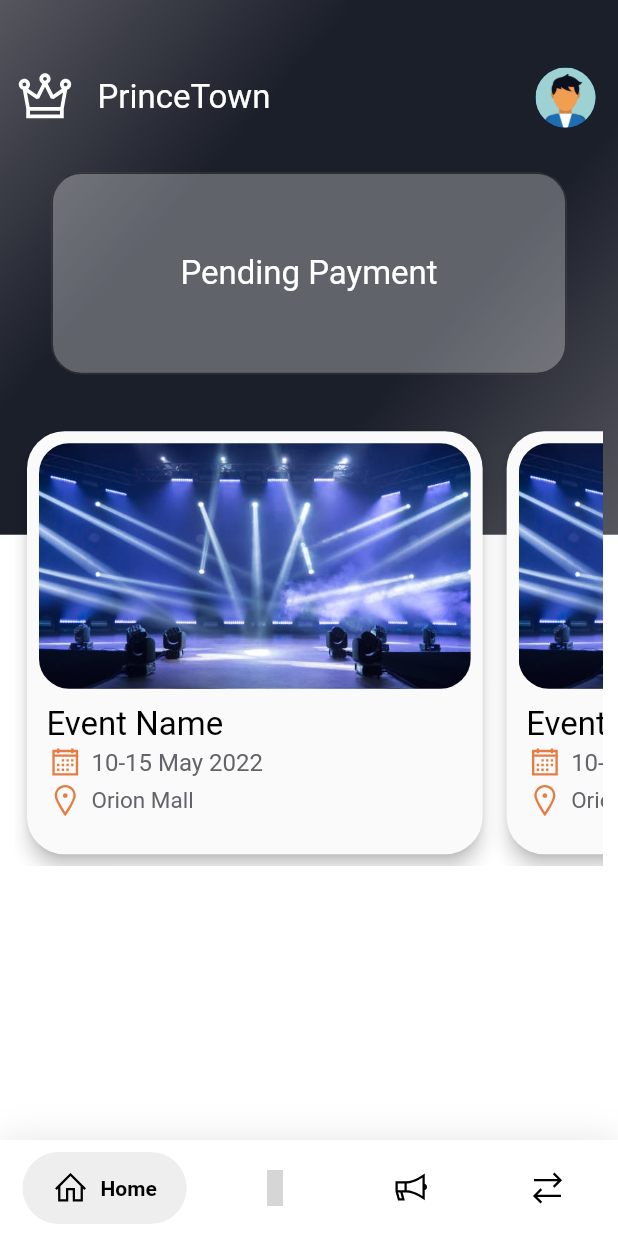
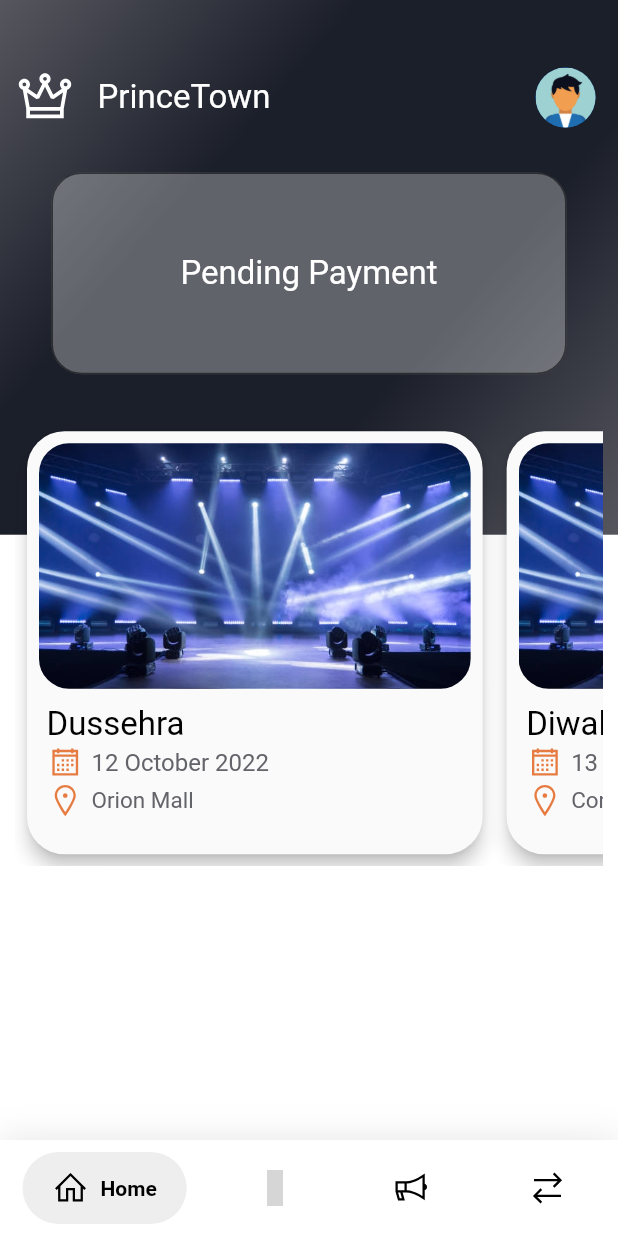
Before and after one commit to FINSEM/finsem_client, a Flutter app: the screen it shows after launch, on a phone screen of 412 x 824 dp. Run offline on Flutter 3.47's test engine with Material 2 defaults, Android fonts, the phone set to English and light mode, and no system bars; drawn by our look-alikes of google_nav_bar; our stand-ins replace cloud_firestore, firebase_auth, firebase_core, flutter_screenutil, flutter_svg, fluttertoast and 3 more; missing offline and left inert: firebase_app_check; accounts and stored records are empty; grey boxes are pictures that could not be loaded.

Commit message:
added event View screen

```diff
--- /dev/null
+++ b/lib/dummy_data/dummy_Events.dart
@@ -0,0 +1,52 @@
+import 'package:get/get.dart';
+
+class DummyData {
+  RxList events = [
+    Events(
+      title: "Dussehra",
+      description:
+          "Vijayadashami (Sanskrit: विजयदशमी, romanized: Vijayadaśamī), also known as Dussehra, Dasara or Dashain, is a major Hindu festival celebrated at the end of Navaratri every year. It is observed on the tenth day in the Hindu calendar month of Ashvin, the seventh month of the Hindu Luni-Solar Calendar, which typically falls in the Gregorian months of September and October",
+      imagePath: "assets/images/event_image.jpg",
+      location: "Orion Mall",
+      date: "12 October 2022",
+      time: "10Am-2Pm",
+    ),
+    Events(
+      title: "Diwali Celebration",
+      description:
+          " Diwali is a festival of lights and one of the major festivals celebrated by Hindus, Buddhists, Jains, and Sikhs. The festival usually lasts five days and is celebrated during the Hindu lunisolar month Kartika.",
+      imagePath: "assets/images/event_image.jpg",
+      location: "Compound",
+      date: "13 November 2022",
+      time: "6Pm-10Pm",
+    ),
+  ].obs;
+}
+
+class Events {
+  final String title;
+  final String description;
+  final String location;
+  final String date;
+  final String time;
+  final String imagePath;
+
+  Events(
+      {required this.title,
+      required this.description,
+      required this.imagePath,
+      required this.location,
+      required this.date,
+      required this.time});
+}
+//
+// List<Events> eventList = [
+//   Events(
+//     title: "Dussehra",
+//     description:
+//         "Vijayadashami (Sanskrit: विजयदशमी, romanized: Vijayadaśamī), also known as Dussehra, Dasara or Dashain, is a major Hindu festival celebrated at the end of Navaratri every year. It is observed on the tenth day in the Hindu calendar month of Ashvin, the seventh month of the Hindu Luni-Solar Calendar, which typically falls in the Gregorian months of September and October",
+//     imagePath: "assets/images/event_image.jpg",
+//     location: "",
+//     time: "",
+//   ),
+// ];
--- a/lib/ui/screens/home_screen/home_screen.dart
+++ b/lib/ui/screens/home_screen/home_screen.dart
@@ -1,11 +1,12 @@
+import 'package:finsem_client/dummy_data/dummy_Events.dart';
+import 'package:finsem_client/ui/screens/home_screen/event_view.dart';
 import 'package:finsem_client/utils/colours.dart';
 import 'package:flutter/material.dart';
 import 'package:flutter_screenutil/flutter_screenutil.dart';
 import 'package:line_icons/line_icons.dart';
 
 class HomeScreen extends StatefulWidget {
-  const HomeScreen({Key? key}) : super(key: key);
-
+  //HomeScreen({required this.event})
   @override
   State<HomeScreen> createState() => _HomeScreenState();
 }
@@ -109,17 +110,32 @@ class _HomeScreenState extends State<HomeScreen> {
                         physics: BouncingScrollPhysics(),
                         shrinkWrap: true,
                         scrollDirection: Axis.horizontal,
-                        itemCount: 3,
+
+                        ///--------------------///
+                        //TODO: Update the list length with backend
+                        ///--------------------///
+                        itemCount: DummyData().events.length,
                         itemBuilder: (context, index) {
                           return Padding(
                             padding: const EdgeInsets.all(8.0),
+                            child: GestureDetector(
+                              onTap: () {
+                                Navigator.push(
+                                  context,
+                                  MaterialPageRoute(
+                                    builder: (context) =>
+                                        EventView(selectedEvent: index),
+                                  ),
+                                );
+                              },
                               child: Material(
                                 borderRadius: BorderRadius.circular(25),
                                 elevation: 5,
                                 child: Padding(
                                   padding: const EdgeInsets.all(8.0),
                                   child: Column(
-                                  crossAxisAlignment: CrossAxisAlignment.start,
+                                    crossAxisAlignment:
+                                        CrossAxisAlignment.start,
                                     children: [
                                       Container(
                                         height: 140.h,
@@ -129,7 +145,10 @@ class _HomeScreenState extends State<HomeScreen> {
                                             child: FittedBox(
                                               //TODO: Network IMAGE
                                               child: Image.asset(
-                                                'assets/images/event_image.jpg'),
+                                                  //TODO: Update the image url path with backend
+                                                  DummyData()
+                                                      .events[index]
+                                                      .imagePath),
                                               fit: BoxFit.fill,
                                             )),
                                       ),
@@ -143,8 +162,10 @@ class _HomeScreenState extends State<HomeScreen> {
                                           crossAxisAlignment:
                                               CrossAxisAlignment.start,
                                           children: [
+                                            //TODO: pass event Title from backend
+
                                             Text(
-                                            "Event Name",
+                                              DummyData().events[index].title,
                                               style: TextStyle(
                                                   color: FinColours
                                                       .secondaryTextColor,
@@ -161,7 +182,10 @@ class _HomeScreenState extends State<HomeScreen> {
                                                   width: 5,
                                                 ),
                                                 Text(
-                                                "10-15 May 2022",
+                                                  //TODO: Update the time with backend
+                                                  DummyData()
+                                                      .events[index]
+                                                      .date,
                                                   style: TextStyle(
                                                       color: FinColours.grey,
                                                       fontSize: 16.0),
@@ -170,16 +194,20 @@ class _HomeScreenState extends State<HomeScreen> {
                                             ),
                                             Row(
                                               children: [
-                                              Icon(
+                                                const Icon(
                                                   LineIcons.mapMarker,
                                                   color: Color(0xffe77c42),
                                                   size: 25,
                                                 ),
-                                              SizedBox(
+                                                const SizedBox(
                                                   width: 5,
                                                 ),
                                                 Text(
-                                                "Orion Mall",
+                                                  //TODO: Update the location with backend
+
+                                                  DummyData()
+                                                      .events[index]
+                                                      .location,
                                                   style: TextStyle(
                                                       color: FinColours.grey,
                                                       fontSize: 15.0),
@@ -193,6 +221,7 @@ class _HomeScreenState extends State<HomeScreen> {
                                   ),
                                 ),
                               ),
+                            ),
                           );
                         }),
                   )
--- a/lib/ui/screens/welcome_screens/welcome_screen.dart
+++ b/lib/ui/screens/welcome_screens/welcome_screen.dart
@@ -25,7 +25,7 @@ class WelcomeScreen extends StatelessWidget {
         }
         if (snapshot.data != null) {
           UserController.init();
-          return const HomeScreen();
+          return HomeScreen();
         } else {
           return Scaffold(
             body: Column(
```
Also changed, not shown: lib/ui/screens/home_screen/event_view.dart (added, +205 -0 lines). Lines whose indentation alone changed are shown as unchanged.
